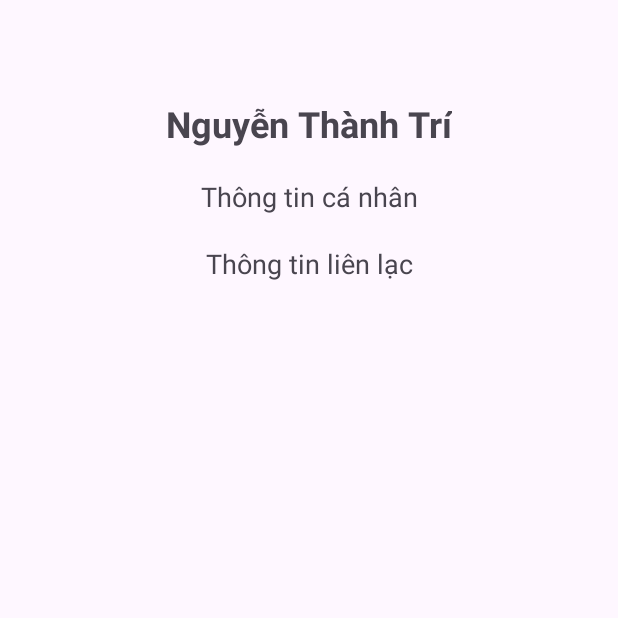
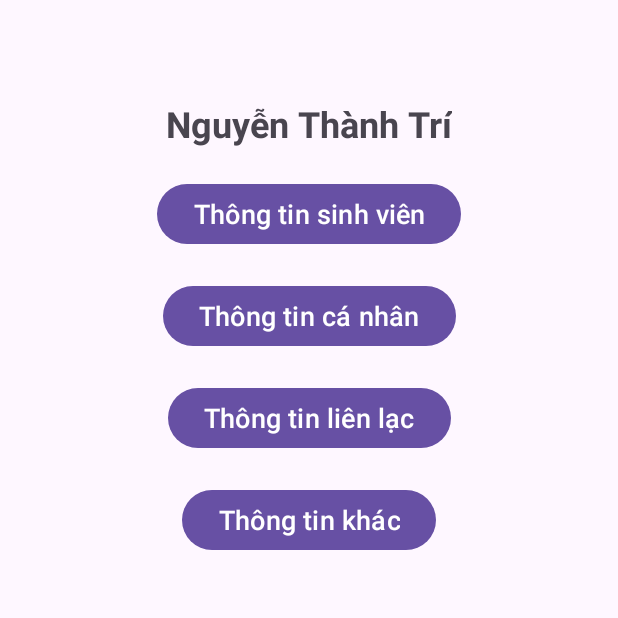
Before and after one commit to ngthanhtri/63131548-AndroidProgramming, an Android app: the screen it shows after launch (MainActivity), on a phone screen of 412 x 824 dp, the top half of it. Run offline under Robolectric (Android 15) with nearby library versions, the phone set to English and light mode, and no system bars.

Commit message:
cập nhật layout

```diff
--- a/Cau3_AppGioiThieu/app/src/main/res/layout/activity_main.xml
+++ b/Cau3_AppGioiThieu/app/src/main/res/layout/activity_main.xml
@@ -20,26 +20,48 @@
         app:layout_constraintTop_toTopOf="parent"
         android:layout_marginTop="50dp"/>
 
-    <TextView
-        android:id="@+id/TVttcanhan"
+    <Button
+        android:id="@+id/btnttsinhvien"
+        android:layout_width="wrap_content"
+        android:layout_height="wrap_content"
+        android:textSize="18sp"
+        android:text="Thông tin sinh viên"
+        app:layout_constraintStart_toStartOf="parent"
+        app:layout_constraintEnd_toEndOf="parent"
+        app:layout_constraintTop_toBottomOf="@+id/TVhoten"
+        android:layout_marginTop="20dp"/>
+
+    <Button
+        android:id="@+id/btnttcanhan"
         android:layout_width="wrap_content"
         android:layout_height="wrap_content"
         android:textSize="18sp"
         android:text="Thông tin cá nhân"
         app:layout_constraintStart_toStartOf="parent"
         app:layout_constraintEnd_toEndOf="parent"
-        app:layout_constraintTop_toBottomOf="@+id/TVhoten"
+        app:layout_constraintTop_toBottomOf="@+id/btnttsinhvien"
         android:layout_marginTop="20dp"/>
 
-    <TextView
-        android:id="@+id/TVttlienlac"
+    <Button
+        android:id="@+id/btnttlienlac"
         android:layout_width="wrap_content"
         android:layout_height="wrap_content"
         android:textSize="18sp"
         android:text="Thông tin liên lạc"
         app:layout_constraintStart_toStartOf="parent"
         app:layout_constraintEnd_toEndOf="parent"
-        app:layout_constraintTop_toBottomOf="@+id/TVttcanhan"
+        app:layout_constraintTop_toBottomOf="@+id/btnttcanhan"
+        android:layout_marginTop="20dp"/>
+
+    <Button
+        android:id="@+id/btnttkhac"
+        android:layout_width="wrap_content"
+        android:layout_height="wrap_content"
+        android:textSize="18sp"
+        android:text="Thông tin khác"
+        app:layout_constraintStart_toStartOf="parent"
+        app:layout_constraintEnd_toEndOf="parent"
+        app:layout_constraintTop_toBottomOf="@+id/btnttlienlac"
         android:layout_marginTop="20dp"/>
 
 </androidx.constraintlayout.widget.ConstraintLayout>
```
